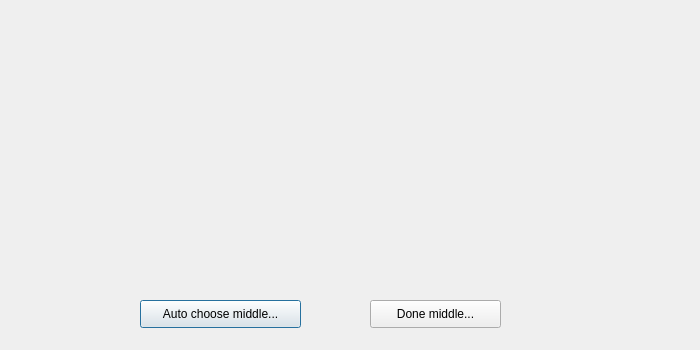
Qt form nestDialog.ui (nathanesau-competitive/RookGame) before a commit.
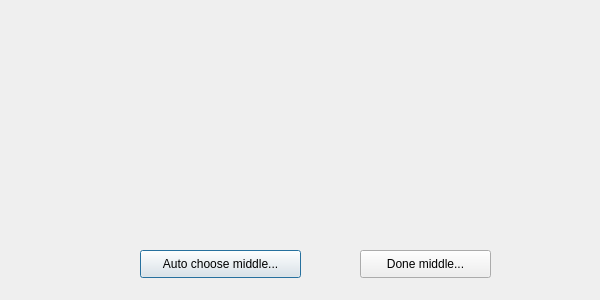
The same form after that commit.

```diff
--- a/nestDialog.ui
+++ b/nestDialog.ui
@@ -6,8 +6,8 @@
    <rect>
     <x>0</x>
     <y>0</y>
-    <width>700</width>
-    <height>350</height>
+    <width>600</width>
+    <height>300</height>
    </rect>
   </property>
   <property name="windowTitle">
@@ -17,7 +17,7 @@
    <property name="geometry">
     <rect>
      <x>140</x>
-     <y>300</y>
+     <y>250</y>
      <width>161</width>
      <height>28</height>
     </rect>
@@ -29,8 +29,8 @@
   <widget class="QPushButton" name="doneMiddleButton">
    <property name="geometry">
     <rect>
-     <x>370</x>
-     <y>300</y>
+     <x>360</x>
+     <y>250</y>
      <width>131</width>
      <height>28</height>
     </rect>
```
